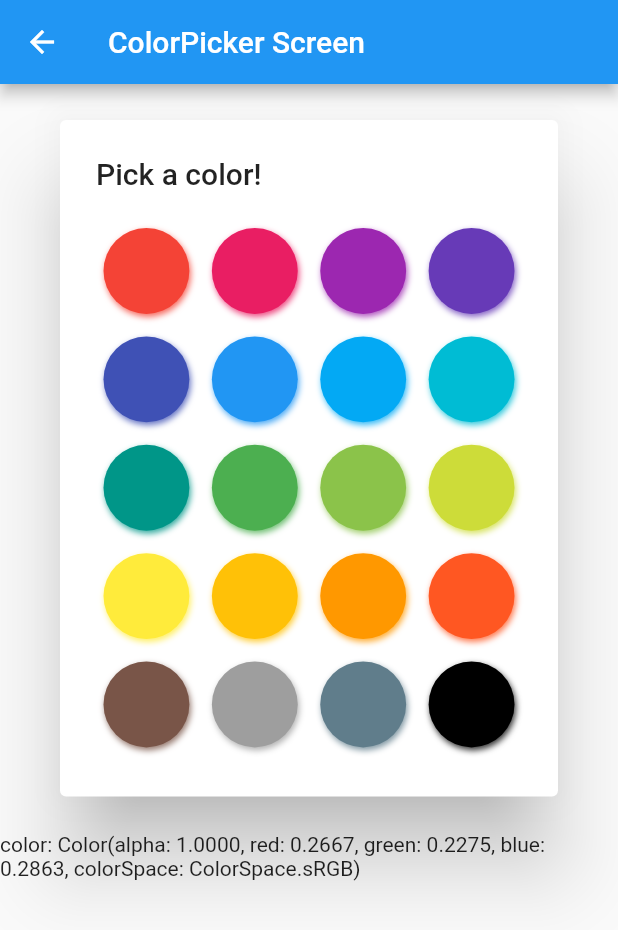
After one commit to RonaldDomi/Delicat, a Flutter app: the ColorScreen screen opened by its route, on a phone screen of 412 x 824 dp. The commit adds this screen. Shown: the top 930 px of the screen. Run offline on Flutter 3.47's test engine with Material 2 defaults, Android fonts, the phone set to English and light mode, and no system bars; our stand-ins replace image_picker, shared_preferences; accounts and stored records are empty.

```diff
--- a/lib/models/category.dart
+++ b/lib/models/category.dart
@@ -9,7 +9,14 @@ class Category {
   const Category({
     this.id,
     this.name,
-    this.photo='https://image.shutterstock.com/image-vector/ui-image-placeholder-wireframes-apps-260nw-1037719204.jpg',
+    this.photo =
+        'https://image.shutterstock.com/image-vector/ui-image-placeholder-wireframes-apps-260nw-1037719204.jpg',
     this.colorCode,
   });
+
+  @override
+  String toString() {
+    // TODO: implement toString
+    return "{name: ${this.name}, color: ${this.colorCode}}";
+  }
 }
--- /dev/null
+++ b/lib/routeNames.dart
@@ -0,0 +1,8 @@
+class Router {
+  static const NewCatScreen = '/new-cat';
+  static const CatSelectionScreen = '/cat-selection';
+  static const RecipeListScreen = '/recipe-list';
+  static const NewRecipeScreen = '/new-recipe';
+  static const MealDetailsScreen = '/meal-details';
+  static const ColorScreen = '/colorpicker';
+}
--- /dev/null
+++ b/lib/router.dart
@@ -0,0 +1,39 @@
+import 'package:flutter/material.dart';
+
+import 'screens/cat_selection_screen.dart';
+import 'screens/colorscreen.dart';
+import 'screens/home_screen.dart';
+import 'screens/meal_details_screen.dart';
+import 'screens/new_cat_screen.dart';
+import 'screens/new_recipe_screen.dart';
+import 'screens/recipe_list_screen.dart';
+
+class Router {
+  static Route<dynamic> generateRoute(RouteSettings settings) {
+    switch (settings.name) {
+      case '/':
+        return MaterialPageRoute(builder: (_) => HomeScreen());
+      case NewCatScreen.routeName:
+        return MaterialPageRoute(builder: (_) => NewCatScreen());
+      case RecipeListScreen.routeName:
+        return MaterialPageRoute(builder: (_) => RecipeListScreen());
+      case MealDetailsScreen.routeName:
+        return MaterialPageRoute(builder: (_) => MealDetailsScreen());
+      case CatSelectionScreen.routeName:
+        return MaterialPageRoute(builder: (_) => CatSelectionScreen());
+      case NewRecipeScreen.routeName:
+        return MaterialPageRoute(builder: (_) => NewRecipeScreen());
+      case ColorScreen.routeName:
+        return MaterialPageRoute(builder: (_) => ColorScreen());
+
+      default:
+        return MaterialPageRoute(
+          builder: (_) => Scaffold(
+            body: Center(
+              child: Text('No route defined for ${settings.name}.'),
+            ),
+          ),
+        );
+    }
+  }
+}
--- /dev/null
+++ b/lib/screens/colorpicker.dart
@@ -0,0 +1,125 @@
+import 'package:flutter/material.dart';
+
+import 'utils.dart';
+
+const List<Color> _defaultColors = [
+  Colors.red,
+  Colors.pink,
+  Colors.purple,
+  Colors.deepPurple,
+  Colors.indigo,
+  Colors.blue,
+  Colors.lightBlue,
+  Colors.cyan,
+  Colors.teal,
+  Colors.green,
+  Colors.lightGreen,
+  Colors.lime,
+  Colors.yellow,
+  Colors.amber,
+  Colors.orange,
+  Colors.deepOrange,
+  Colors.brown,
+  Colors.grey,
+  Colors.blueGrey,
+  Colors.black,
+];
+
+typedef PickerLayoutBuilder = Widget Function(
+    BuildContext context, List<Color> colors, PickerItem child);
+typedef PickerItem = Widget Function(Color color);
+typedef PickerItemBuilder = Widget Function(
+    Color color, bool isCurrentColor, Function changeColor);
+
+class BlockPicker extends StatefulWidget {
+  const BlockPicker({
+    @required this.pickerColor,
+    @required this.onColorChanged,
+    this.availableColors = _defaultColors,
+    this.layoutBuilder = defaultLayoutBuilder,
+    this.itemBuilder = defaultItemBuilder,
+  });
+
+  final Color pickerColor;
+  final ValueChanged<Color> onColorChanged;
+  final List<Color> availableColors;
+  final PickerLayoutBuilder layoutBuilder;
+  final PickerItemBuilder itemBuilder;
+
+  static Widget defaultLayoutBuilder(
+      BuildContext context, List<Color> colors, PickerItem child) {
+    Orientation orientation = MediaQuery.of(context).orientation;
+
+    return Container(
+      width: orientation == Orientation.portrait ? 300.0 : 300.0,
+      height: orientation == Orientation.portrait ? 360.0 : 200.0,
+      child: GridView.count(
+        crossAxisCount: orientation == Orientation.portrait ? 4 : 6,
+        crossAxisSpacing: 5.0,
+        mainAxisSpacing: 5.0,
+        children: colors.map((Color color) => child(color)).toList(),
+      ),
+    );
+  }
+
+  static Widget defaultItemBuilder(
+      Color color, bool isCurrentColor, Function changeColor) {
+    return Container(
+      margin: EdgeInsets.all(5.0),
+      decoration: BoxDecoration(
+        borderRadius: BorderRadius.circular(50.0),
+        color: color,
+        boxShadow: [
+          BoxShadow(
+            color: color.withOpacity(0.8),
+            offset: Offset(1.0, 2.0),
+            blurRadius: 3.0,
+          ),
+        ],
+      ),
+      child: Material(
+        color: Colors.transparent,
+        child: InkWell(
+          onTap: changeColor,
+          borderRadius: BorderRadius.circular(50.0),
+          child: AnimatedOpacity(
+            duration: const Duration(milliseconds: 210),
+            opacity: isCurrentColor ? 1.0 : 0.0,
+            child: Icon(
+              Icons.done,
+              color: useWhiteForeground(color) ? Colors.white : Colors.black,
+            ),
+          ),
+        ),
+      ),
+    );
+  }
+
+  @override
+  State<StatefulWidget> createState() => _BlockPickerState();
+}
+
+class _BlockPickerState extends State<BlockPicker> {
+  Color _currentColor;
+
+  @override
+  void initState() {
+    _currentColor = widget.pickerColor;
+    super.initState();
+  }
+
+  void changeColor(Color color) {
+    setState(() => _currentColor = color);
+    widget.onColorChanged(color);
+  }
+
+  @override
+  Widget build(BuildContext context) {
+    return widget.layoutBuilder(
+      context,
+      widget.availableColors ?? _defaultColors,
+      (Color color, [bool _, Function __]) => widget.itemBuilder(
+          color, _currentColor.value == color.value, () => changeColor(color)),
+    );
+  }
+}
--- /dev/null
+++ b/lib/screens/colorscreen.dart
@@ -0,0 +1,43 @@
+import 'package:flutter/material.dart';
+import './colorpicker.dart';
+
+class ColorScreen extends StatefulWidget {
+  static const routeName = '/colorpicker';
+  @override
+  _ColorScreenState createState() => _ColorScreenState();
+}
+
+class _ColorScreenState extends State<ColorScreen> {
+  Color pickerColor = Color(0xff443a49);
+
+  Color currentColor = Color(0xff443a49);
+  void changeColor(Color color) {
+    setState(() => {
+          print("pickerColor: ${color}"),
+          pickerColor = color,
+        });
+  }
+
+  @override
+  Widget build(BuildContext context) {
+    return Scaffold(
+      appBar: AppBar(
+        title: Text("ColorPicker Screen"),
+      ),
+      body: Column(
+        children: <Widget>[
+          AlertDialog(
+            title: const Text('Pick a color!'),
+            content: SingleChildScrollView(
+              child: BlockPicker(
+                pickerColor: currentColor,
+                onColorChanged: changeColor,
+              ),
+            ),
+          ),
+          Text("color: ${pickerColor.toString()}"),
+        ],
+      ),
+    );
+  }
+}
--- a/lib/screens/recipe_list_screen.dart
+++ b/lib/screens/recipe_list_screen.dart
@@ -2,6 +2,7 @@ import 'package:flutter/material.dart';
 import 'package:provider/provider.dart';
 
 import '../providers/recipes.dart';
+import '../routeNames.dart';
 
 class RecipeListScreen extends StatelessWidget {
   const RecipeListScreen({Key key}) : super(key: key);
@@ -54,7 +55,7 @@ class RecipeListScreen extends StatelessWidget {
                                   contentPadding: EdgeInsets.all(15),
                                   onTap: () {
                                     navigateTo(
-                                        RecipeListScreen.routeName, context);
+                                        Router.RecipeListScreen, context);
                                   },
                                 ),
                               ),
--- /dev/null
+++ b/lib/screens/utils.dart
@@ -0,0 +1,55 @@
+import 'dart:math';
+
+import 'package:flutter/painting.dart';
+
+bool useWhiteForeground(Color color, {double bias: 1.0}) {
+  // Old:
+  // return 1.05 / (color.computeLuminance() + 0.05) > 4.5;
+
+  // New:
+  bias ??= 1.0;
+  int v = sqrt(pow(color.red, 2) * 0.299 +
+          pow(color.green, 2) * 0.587 +
+          pow(color.blue, 2) * 0.114)
+      .round();
+  return v < 130 * bias ? true : false;
+}
+
+/// reference: https://en.wikipedia.org/wiki/HSL_and_HSV#HSV_to_HSL
+HSLColor hsvToHsl(HSVColor color) {
+  double s = 0.0;
+  double l = 0.0;
+  l = (2 - color.saturation) * color.value / 2;
+  if (l != 0) {
+    if (l == 1)
+      s = 0.0;
+    else if (l < 0.5)
+      s = color.saturation * color.value / (l * 2);
+    else
+      s = color.saturation * color.value / (2 - l * 2);
+  }
+  return HSLColor.fromAHSL(
+    color.alpha,
+    color.hue,
+    s.clamp(0.0, 1.0),
+    l.clamp(0.0, 1.0),
+  );
+}
+
+/// reference: https://en.wikipedia.org/wiki/HSL_and_HSV#HSL_to_HSV
+HSVColor hslToHsv(HSLColor color) {
+  double s = 0.0;
+  double v = 0.0;
+
+  v = color.lightness +
+      color.saturation *
+          (color.lightness < 0.5 ? color.lightness : 1 - color.lightness);
+  if (v != 0) s = 2 - 2 * color.lightness / v;
+
+  return HSVColor.fromAHSV(
+    color.alpha,
+    color.hue,
+    s.clamp(0.0, 1.0),
+    v.clamp(0.0, 1.0),
+  );
+}
```
Also changed, not shown: lib/helpers/db_helper.dart (deleted, +0 -79 lines), lib/main.dart (+3 -15 lines), lib/providers/categories.dart (+51 -35 lines), lib/providers/recipes.dart (+46 -47 lines), lib/screens/cat_selection_screen.dart (+7 -7 lines), lib/screens/home_screen.dart (+17 -16 lines), lib/screens/new_cat_screen.dart (+11 -7 lines), pubspec.yaml (+11 -49 lines), pubspec.lock.
